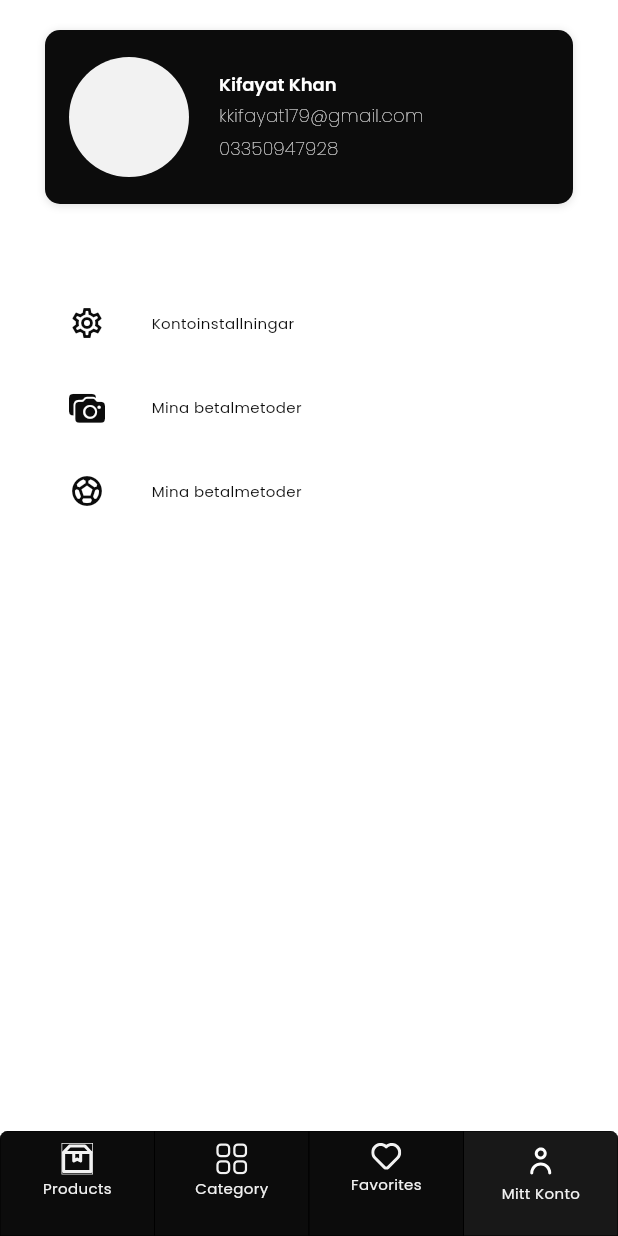
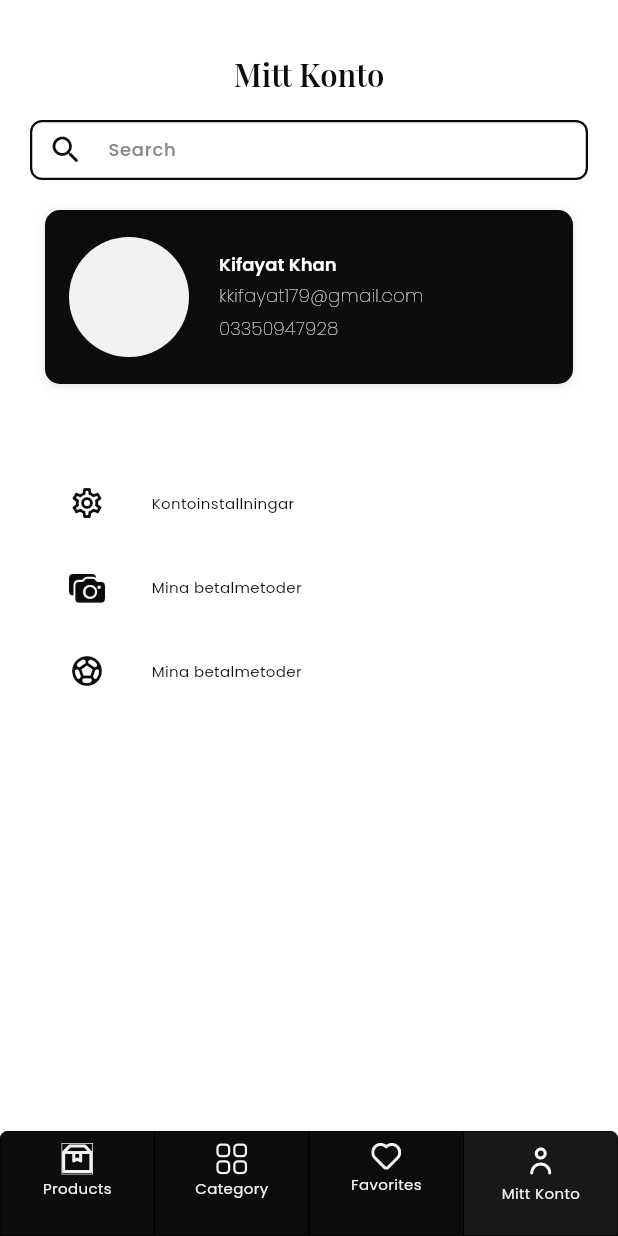
Before and after one commit to Kifayat-Khan/test_task, a Flutter app: the screen it shows after launch, item 4 of the bottom bar chosen, on a phone screen of 412 x 824 dp. Run offline on Flutter 3.47's test engine with Material 3 defaults, Android fonts, the phone set to English and light mode, and no system bars; our stand-ins replace bloc, cached_network_image, flutter_bloc, flutter_svg, fluttertoast, fpdart and 3 more; missing offline and left inert: dynamic_height_grid_view; accounts and stored records are empty; network calls fail.

Commit message:
home updated

```diff
--- a/lib/src/presentation/screens/home_screen.dart
+++ b/lib/src/presentation/screens/home_screen.dart
@@ -18,12 +18,10 @@ class HomeScreen extends StatelessWidget {
       builder: (context, state) {
         final tab = (state as HomeTab).tab;
         return Scaffold(
-          appBar: tab != HomeTabs.profile
-              ? SearchFieldAppBar(
-                  title: tab,
-                  isBackVisible: false,
-                )
-              : null,
+          appBar: SearchFieldAppBar(
+            title: tab,
+            isBackVisible: false,
+          ),
           body: tab == HomeTabs.category
               ? Category()
               : tab == HomeTabs.favorites
```
